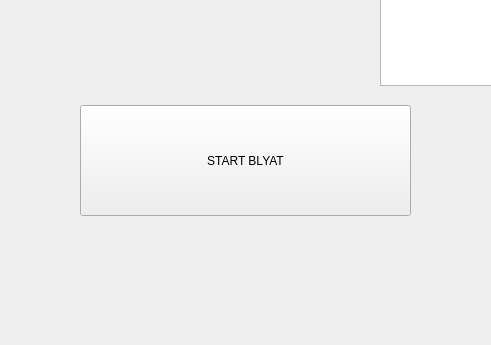
Old version of the form AuctionServer/AuctionServer/server.ui in the repository rzekk/auction-ipc; both pictures show x 140 to 631 and y 255 to 600 of the 800 by 600 pixel window.
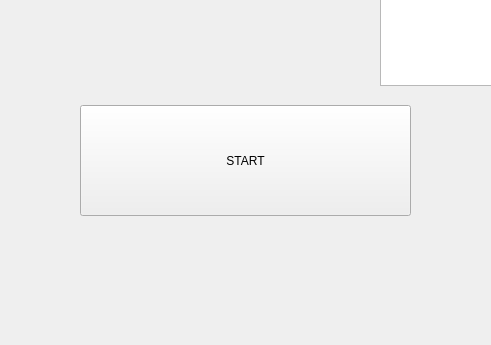
New version of the form.

```diff
--- a/AuctionServer/AuctionServer/server.ui
+++ b/AuctionServer/AuctionServer/server.ui
@@ -24,7 +24,7 @@
      </rect>
     </property>
     <property name="text">
-     <string>START BLYAT</string>
+     <string>START</string>
     </property>
    </widget>
    <widget class="QTextEdit" name="logTextEdit">
```
Left out of the diff: 3 changed lines with no effect on the pictures.
